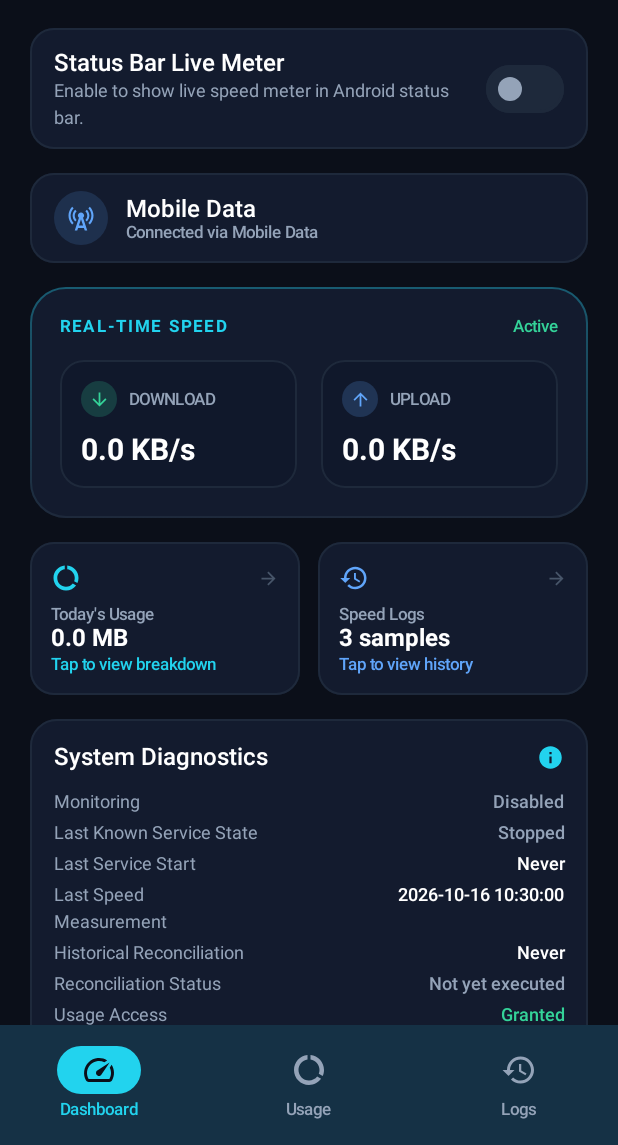
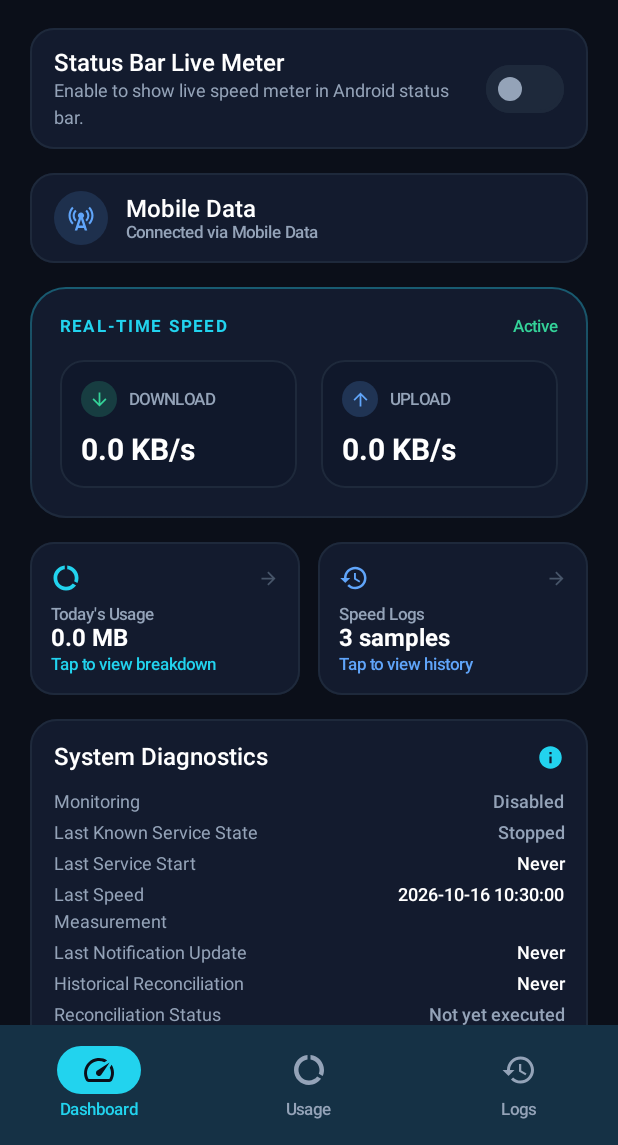
Before and after one commit to ayushgohil/Internet-Speed-Tracker-App, an Android app built with Jetpack Compose: the screen it shows after launch (MainActivity), on a phone screen of 412 x 824 dp, the part 91-1236 px from its top. Run offline under Robolectric (Android 15) with nearby library versions, the phone set to English and light mode, and no system bars; our stand-ins replace Room's generated code; 1 statement that could not run was skipped.

Commit message:
fix(service): resolve overnight background service termination and offline resilience
- Handled START_STICKY null intent restoration and user-disabled state guards
- Implemented exception shielding in speed tracking loop and network observer
- Offline resilience: explicit 0 KB/s display, suppression of disk writes and notification spam when disconnected
- Adaptive overnight throttling: 10s sleep when locked and offline, 5s when locked and online
- Added android:stopWithTask='false' and declared 'specialUse|dataSync' in AndroidManifest
- Diagnostic telemetry: tracked lastNotificationUpdateTimestamp, lastServiceDestroyTimestamp, serviceRestartCount, and lastKnownServiceState
- Added OfflineMonitoringTest covering network transitions, 0 KB/s calculation, and adaptive delays

Co-authored-by: Ayush Gohil <ayush.gohil12@gmail.com>

```diff
--- a/app/src/main/AndroidManifest.xml
+++ b/app/src/main/AndroidManifest.xml
@@ -41,7 +41,8 @@
             android:name=".service.SpeedTrackerService"
             android:enabled="true"
             android:exported="false"
-            android:foregroundServiceType="specialUse">
+            android:stopWithTask="false"
+            android:foregroundServiceType="specialUse|dataSync">
             <property
                 android:name="android.app.PROPERTY_SPECIAL_USE_FGS_SUBTYPE"
                 android:value="Displays continuous real-time download and upload speed in a persistent status bar notification." />
--- a/app/src/main/java/com/ayush/netpulse/data/model/DiagnosticsInfo.kt
+++ b/app/src/main/java/com/ayush/netpulse/data/model/DiagnosticsInfo.kt
@@ -16,6 +16,9 @@ data class DiagnosticsInfo(
     val lastKnownError: String? = null,
     val logRetentionDays: Int = 30,
     val lastCleanupTimestamp: Long = 0L,
+    val lastNotificationUpdateTimestamp: Long = 0L,
+    val lastServiceDestroyTimestamp: Long = 0L,
+    val serviceRestartCount: Int = 0,
     val hasNotificationPermission: Boolean = false,
     val hasUsageAccessPermission: Boolean = false,
     val isBatteryOptimizationIgnored: Boolean = false,
@@ -34,7 +37,6 @@ data class DiagnosticsInfo(
             isForegroundServiceRunning -> "Active"
             !hasNotificationPermission -> "Needs Permission"
             !isBackgroundMonitoringEnabled -> "Stopped"
-            isServiceStatePotentiallyStale -> "Unknown (Stale)"
             else -> "Unknown"
         }
 
--- a/app/src/main/java/com/ayush/netpulse/ui/dashboard/DashboardTab.kt
+++ b/app/src/main/java/com/ayush/netpulse/ui/dashboard/DashboardTab.kt
@@ -701,6 +701,28 @@ private fun DiagnosticsSection(diagnostics: DiagnosticsInfo) {
             )
 
             DiagnosticItemRow(
+                label = "Last Notification Update",
+                value = diagnostics.formatTimestamp(diagnostics.lastNotificationUpdateTimestamp),
+                valueColor = Color.White
+            )
+
+            if (diagnostics.lastServiceDestroyTimestamp > 0L) {
+                DiagnosticItemRow(
+                    label = "Last Process Termination",
+                    value = diagnostics.formatTimestamp(diagnostics.lastServiceDestroyTimestamp),
+                    valueColor = Amber500
+                )
+            }
+
+            if (diagnostics.serviceRestartCount > 0) {
+                DiagnosticItemRow(
+                    label = "OS Restarts Count",
+                    value = "${diagnostics.serviceRestartCount} times",
+                    valueColor = Cyan400
+                )
+            }
+
+            DiagnosticItemRow(
                 label = "Historical Reconciliation",
                 value = diagnostics.formatTimestamp(diagnostics.lastReconciliationTimestamp),
                 valueColor = Color.White
--- a/app/src/main/java/com/ayush/netpulse/ui/dashboard/DashboardViewModel.kt
+++ b/app/src/main/java/com/ayush/netpulse/ui/dashboard/DashboardViewModel.kt
@@ -146,6 +146,9 @@ class DashboardViewModel(
             lastKnownError = preferencesManager.lastKnownError,
             logRetentionDays = preferencesManager.logRetentionDays,
             lastCleanupTimestamp = preferencesManager.lastCleanupTimestamp,
+            lastNotificationUpdateTimestamp = preferencesManager.lastNotificationUpdateTimestamp,
+            lastServiceDestroyTimestamp = preferencesManager.lastServiceDestroyTimestamp,
+            serviceRestartCount = preferencesManager.serviceRestartCount,
             hasNotificationPermission = _uiState.value.hasNotificationPermission,
             hasUsageAccessPermission = _uiState.value.hasUsageAccessPermission,
             isBatteryOptimizationIgnored = _uiState.value.isBatteryOptimizationIgnored,
--- a/app/src/main/java/com/ayush/netpulse/util/PreferencesManager.kt
+++ b/app/src/main/java/com/ayush/netpulse/util/PreferencesManager.kt
@@ -48,6 +48,22 @@ class PreferencesManager(context: Context) {
         get() = prefs.getLong(KEY_LAST_CLEANUP_TIMESTAMP, 0L)
         set(value) = prefs.edit().putLong(KEY_LAST_CLEANUP_TIMESTAMP, value).apply()
 
+    var lastNotificationUpdateTimestamp: Long
+        get() = prefs.getLong(KEY_LAST_NOTIFICATION_UPDATE_TIMESTAMP, 0L)
+        set(value) = prefs.edit().putLong(KEY_LAST_NOTIFICATION_UPDATE_TIMESTAMP, value).apply()
+
+    var lastServiceDestroyTimestamp: Long
+        get() = prefs.getLong(KEY_LAST_SERVICE_DESTROY_TIMESTAMP, 0L)
+        set(value) = prefs.edit().putLong(KEY_LAST_SERVICE_DESTROY_TIMESTAMP, value).apply()
+
+    var serviceRestartCount: Int
+        get() = prefs.getInt(KEY_SERVICE_RESTART_COUNT, 0)
+        set(value) = prefs.edit().putInt(KEY_SERVICE_RESTART_COUNT, value).apply()
+
+    var lastKnownServiceState: String
+        get() = prefs.getString(KEY_LAST_KNOWN_SERVICE_STATE, "Stopped") ?: "Stopped"
+        set(value) = prefs.edit().putString(KEY_LAST_KNOWN_SERVICE_STATE, value).apply()
+
     companion object {
         private const val PREFS_NAME = "netpulse_preferences"
         private const val KEY_BACKGROUND_MONITORING = "key_background_monitoring"
@@ -60,6 +76,10 @@ class PreferencesManager(context: Context) {
         private const val KEY_LOG_RETENTION_DAYS = "key_log_retention_days"
         private const val KEY_LAST_KNOWN_ERROR = "key_last_known_error"
         private const val KEY_LAST_CLEANUP_TIMESTAMP = "key_last_cleanup_timestamp"
+        private const val KEY_LAST_NOTIFICATION_UPDATE_TIMESTAMP = "key_last_notification_update_timestamp"
+        private const val KEY_LAST_SERVICE_DESTROY_TIMESTAMP = "key_last_service_destroy_timestamp"
+        private const val KEY_SERVICE_RESTART_COUNT = "key_service_restart_count"
+        private const val KEY_LAST_KNOWN_SERVICE_STATE = "key_last_known_service_state"
 
         @Volatile
         private var INSTANCE: PreferencesManager? = null
```
Also changed, not shown: app/src/main/java/com/ayush/netpulse/service/SpeedTrackerService.kt (+111 -19 lines), 2 other files.
